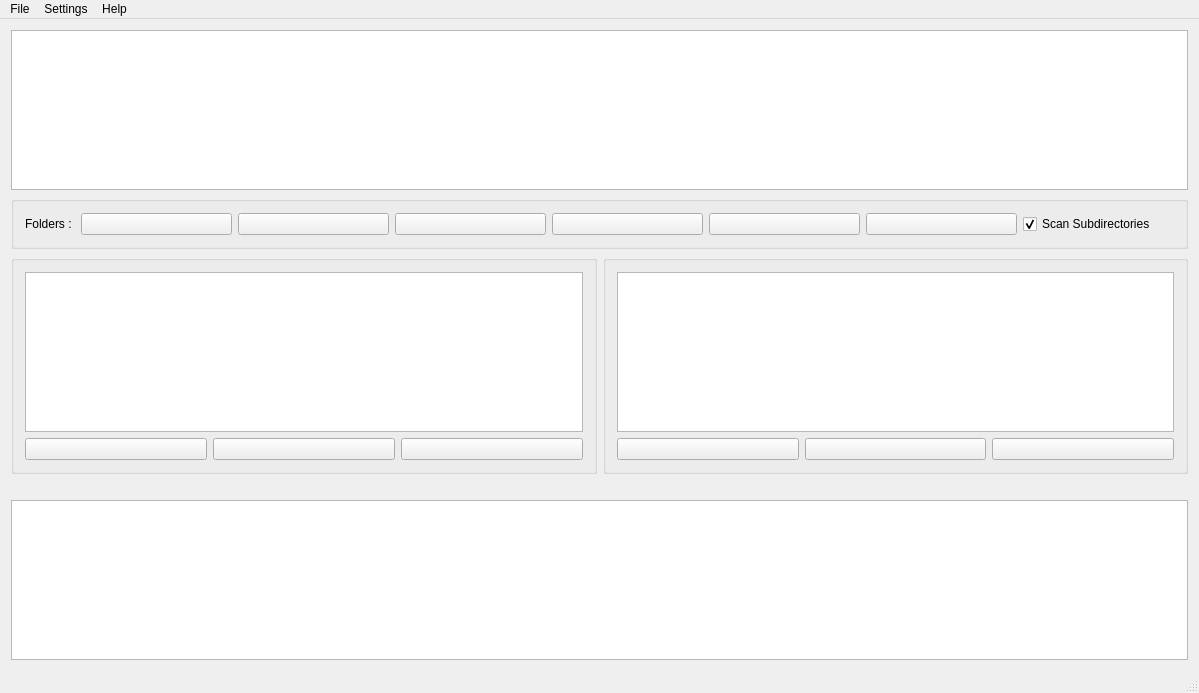
Above: mainwindow.ui from stereomatchingkiss/similar_vision before the change. Below: the same form after it.
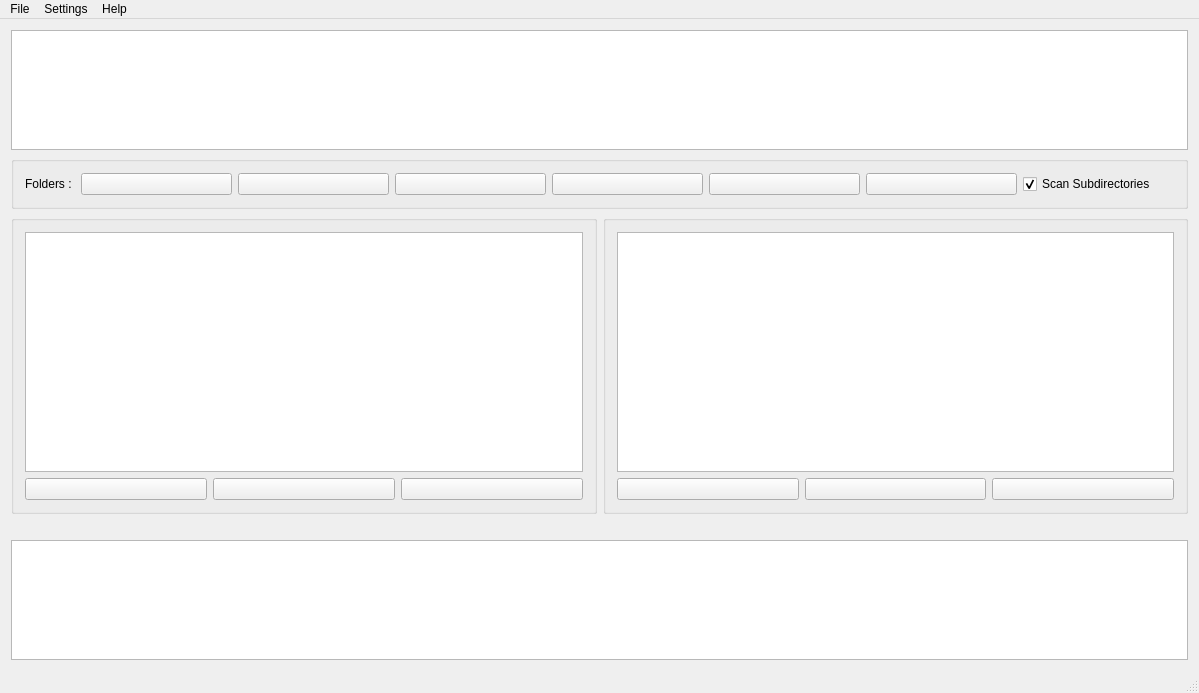
That is the form after the change. Icons and pictures are not drawn. Custom widgets are drawn as their Qt base class.

Commit message: adjust minimum graphicview size

```diff
--- a/mainwindow.ui
+++ b/mainwindow.ui
@@ -165,6 +165,12 @@
                <verstretch>0</verstretch>
               </sizepolicy>
              </property>
+             <property name="minimumSize">
+              <size>
+               <width>0</width>
+               <height>240</height>
+              </size>
+             </property>
             </widget>
            </item>
            <item>
@@ -232,6 +238,12 @@
              <verstretch>0</verstretch>
             </sizepolicy>
            </property>
+           <property name="minimumSize">
+            <size>
+             <width>0</width>
+             <height>240</height>
+            </size>
+           </property>
           </widget>
          </item>
          <item>
```
